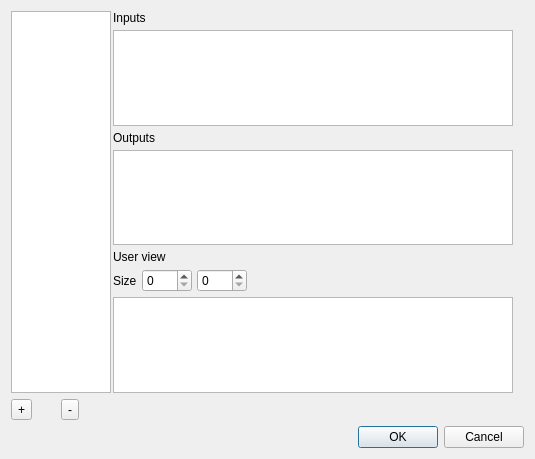
The window that xlets_user_editor.ui (uliss/patch_scene) describes before a commit, drawn with Qt 5.
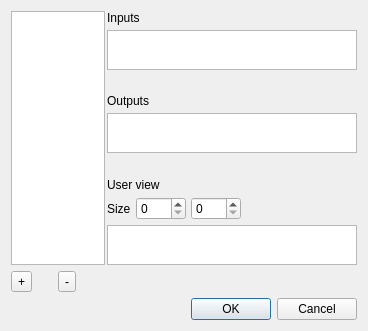
The same window after the commit.

Patch:
```diff
--- a/xlets_user_editor.ui
+++ b/xlets_user_editor.ui
@@ -6,8 +6,8 @@
    <rect>
     <x>0</x>
     <y>0</y>
-    <width>535</width>
-    <height>459</height>
+    <width>368</width>
+    <height>331</height>
    </rect>
   </property>
   <property name="windowTitle">
@@ -64,7 +64,7 @@
        <property name="maximumSize">
         <size>
          <width>400</width>
-         <height>200</height>
+         <height>40</height>
         </size>
        </property>
        <property name="frameShape">
@@ -106,7 +106,7 @@
        <property name="maximumSize">
         <size>
          <width>400</width>
-         <height>200</height>
+         <height>40</height>
         </size>
        </property>
        <property name="baseSize">
@@ -201,7 +201,7 @@
        <property name="maximumSize">
         <size>
          <width>400</width>
-         <height>200</height>
+         <height>40</height>
         </size>
        </property>
        <property name="verticalScrollBarPolicy">
```
